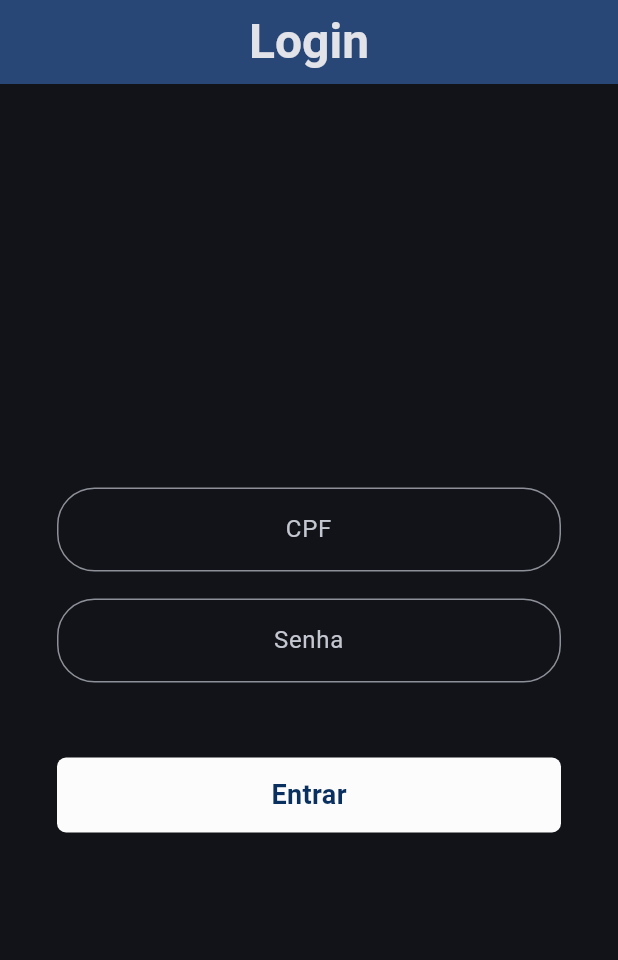
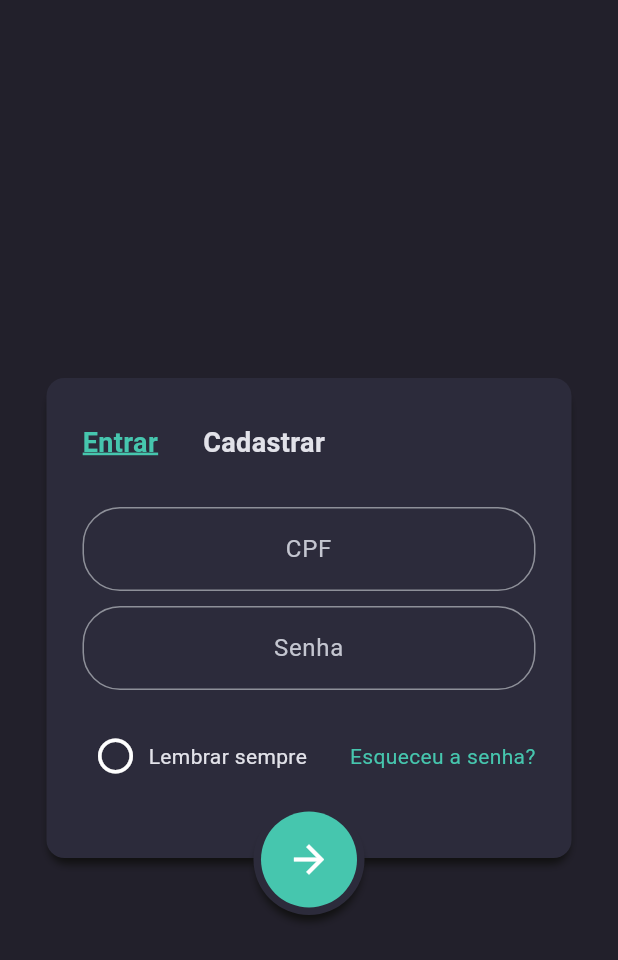
Before and after one commit to victorfidelis/DartGuard, a Flutter app: the screen it shows after launch, on a phone screen of 412 x 824 dp. Shown: the top 960 px of the screen. Run offline on Flutter 3.47's test engine with Material 3 defaults, Android fonts, the phone set to English and light mode, and no system bars.

Commit message:
desenhando tela de login

```diff
--- a/dart_guard/lib/app/modules/auth/login/login_view.dart
+++ b/dart_guard/lib/app/modules/auth/login/login_view.dart
@@ -1,4 +1,7 @@
+import 'package:dart_guard/app/modules/auth/login/widgets/custom_check.dart';
+import 'package:dart_guard/app/modules/auth/login/widgets/forgot_password.dart';
 import 'package:dart_guard/app/modules/auth/login/widgets/login_button.dart';
+import 'package:dart_guard/app/modules/auth/login/widgets/menu_login.dart';
 import 'package:dart_guard/app/modules/auth/widgets/auth_text_field.dart';
 import 'package:flutter/material.dart';
 
@@ -29,31 +32,50 @@ class _LoginViewState extends State<LoginView> {
   @override
   Widget build(BuildContext context) {
     return Scaffold(
-      appBar: AppBar(
-        title: const Text('Login', style: TextStyle(fontSize: 32, fontWeight: FontWeight.w600)),
-        centerTitle: true,
+      body: Center(
+        child: SizedBox(
+          height: 420,
+          width: 350,
+          child: Stack(
+            children: [
+              _buildBody(),
+              Positioned(top: 334, child: SizedBox(width: 350, child: LoginButtom(onTap: () {})))
+            ],
+          ),
+        ),
       ),
-      body: buildLoginControls(),
     );
   }
 
-
-  Widget buildLoginControls() {
+  Widget _buildBody() {
     return Center(
-      child: Padding(
-        padding: const EdgeInsets.symmetric(horizontal: 38),
+      child: Container(
+        width: 350,
+        height: 320,
+        padding: const EdgeInsets.symmetric(horizontal: 24, vertical: 30),
+        decoration: BoxDecoration(
+          color: Color(0xff2c2b3b),
+          borderRadius: BorderRadius.circular(12),
+          boxShadow: [BoxShadow(color: Color(0xff101010), offset: Offset(0, 6), spreadRadius: -2, blurRadius: 4)],
+        ),
         child: Column(
           mainAxisSize: MainAxisSize.min,
           children: [
+            MenuLogin(),
+            const SizedBox(height: 30),
             AuthTextField(label: 'CPF', controller: documentController),
-            const SizedBox(height: 18),
+            const SizedBox(height: 10),
             AuthTextField(label: 'Senha', controller: passwordController, isPassword: true),
-            const SizedBox(height: 50),
-            LoginButtom(onTap: () {}, label: 'Entrar'),
+            const SizedBox(height: 30),
+            Row(
+              children: [
+                Expanded(child: CustomCheck(label: 'Lembrar sempre', initialValue: false, onChange: (value) {})),
+                ForgotPassword(),
+              ],
+            ),
           ],
         ),
       ),
     );
   }
-
 }
--- /dev/null
+++ b/dart_guard/lib/app/modules/auth/login/widgets/custom_check.dart
@@ -0,0 +1,42 @@
+import 'package:flutter/material.dart';
+
+class CustomCheck extends StatefulWidget {
+  final String label;
+  final bool initialValue;
+  final Function(bool) onChange;
+  const CustomCheck({super.key, required this.label, required this.initialValue, required this.onChange});
+
+  @override
+  State<CustomCheck> createState() => _CustomCheckState();
+}
+
+class _CustomCheckState extends State<CustomCheck> {
+  bool currentValue = false;
+
+  @override
+  void initState() {
+    currentValue = widget.initialValue;
+    super.initState();
+  }
+
+  @override
+  Widget build(BuildContext context) {
+    return GestureDetector(
+      onTap: () {
+        setState(() {
+          currentValue = !currentValue;
+        });
+        widget.onChange(currentValue);
+      },
+      child: Row(
+        children: [
+          Padding(
+            padding: const EdgeInsets.symmetric(horizontal: 8),
+            child: Icon(currentValue ? Icons.check_circle : Icons.circle_outlined, size: 28),
+          ),
+          Text(widget.label),
+        ],
+      ),
+    );
+  }
+}
--- /dev/null
+++ b/dart_guard/lib/app/modules/auth/login/widgets/forgot_password.dart
@@ -0,0 +1,10 @@
+import 'package:flutter/material.dart';
+
+class ForgotPassword extends StatelessWidget {
+  const ForgotPassword({super.key});
+
+  @override
+  Widget build(BuildContext context) {
+    return Text('Esqueceu a senha?', style: TextStyle(color: Theme.of(context).colorScheme.primary));
+  }
+}
--- /dev/null
+++ b/dart_guard/lib/app/modules/auth/login/widgets/item_menu_login.dart
@@ -0,0 +1,26 @@
+import 'package:flutter/material.dart';
+
+class ItemMenuLogin extends StatelessWidget {
+  final String label;
+  final bool selected;
+  const ItemMenuLogin({super.key, required this.label, required this.selected});
+
+  @override
+  Widget build(BuildContext context) {
+    TextStyle textStyle;
+    if (selected) {
+      textStyle = TextStyle(
+        fontSize: 18,
+        fontWeight: FontWeight.bold,
+        color: Theme.of(context).colorScheme.primary,
+        decoration: TextDecoration.underline,
+        decorationColor: Theme.of(context).colorScheme.primary,
+        decorationThickness: 2,
+      );
+    } else {
+      textStyle = TextStyle(fontSize: 18, fontWeight: FontWeight.bold);
+    }
+
+    return Text(label, style: textStyle);
+  }
+}
--- a/dart_guard/lib/app/modules/auth/login/widgets/login_button.dart
+++ b/dart_guard/lib/app/modules/auth/login/widgets/login_button.dart
@@ -1,36 +1,31 @@
 import 'package:flutter/material.dart';
 
 class LoginButtom extends StatelessWidget {
-  final String label;
-  final Function()? onTap;
+  final Function() onTap;
 
-  const LoginButtom({super.key,
-    required this.label,
-    this.onTap,
-  });
+  const LoginButtom({super.key, required this.onTap});
 
   @override
   Widget build(BuildContext context) {
-    return GestureDetector(
-      onTap: onTap,
-      child: Container(
-        padding: const EdgeInsets.symmetric(horizontal: 10, vertical: 12),
-        decoration: BoxDecoration(
-          color: Theme.of(context).colorScheme.primary,
-          borderRadius: const BorderRadius.all(Radius.circular(6)),
-        ),
-        child: Row(
-          mainAxisAlignment: MainAxisAlignment.center,
-          children: [
-            Text(
-              label,
-              style: TextStyle(
-                color: Theme.of(context).colorScheme.onPrimary,
-                fontWeight: FontWeight.w600,
-                fontSize: 18,
-              ),
+    return Center(
+      child: GestureDetector(
+        onTap: onTap,
+        child: Container(
+          padding: EdgeInsets.all(5),
+          decoration: BoxDecoration(
+            color: Color(0xff2c2b3b),
+            borderRadius: BorderRadius.circular(200),
+            boxShadow: [BoxShadow(color: Color(0xff101010), offset: Offset(0, 6), spreadRadius: -2, blurRadius: 4)],
+          ),
+          child: Container(
+            width: 64,
+            height: 64,
+            decoration: BoxDecoration(
+              color: Theme.of(context).colorScheme.primary,
+              borderRadius: BorderRadius.circular(200),
             ),
-          ],
+            child: Row(mainAxisAlignment: MainAxisAlignment.center, children: [Icon(Icons.arrow_forward, size: 30)]),
+          ),
         ),
       ),
     );
--- /dev/null
+++ b/dart_guard/lib/app/modules/auth/login/widgets/menu_login.dart
@@ -0,0 +1,22 @@
+import 'package:dart_guard/app/modules/auth/login/widgets/item_menu_login.dart';
+import 'package:flutter/material.dart';
+
+class MenuLogin extends StatefulWidget {
+  const MenuLogin({super.key});
+
+  @override
+  State<MenuLogin> createState() => _MenuLoginState();
+}
+
+class _MenuLoginState extends State<MenuLogin> {
+  @override
+  Widget build(BuildContext context) {
+    return Row(
+      children: [
+        ItemMenuLogin(label: 'Entrar', selected: true),
+        SizedBox(width: 30),
+        ItemMenuLogin(label: 'Cadastrar', selected: false),
+      ],
+    );
+  }
+}
```
Also changed, not shown: dart_guard/lib/app/shared/theme/theme.dart (+2 -71 lines), images/phone01.jpg (added), images/phone02.jpg (added), images/phone03.jpg (added), images/phone04.jpg (added), images/web01.jpg (added), images/web02.jpg (added), images/web03.jpg (added).
